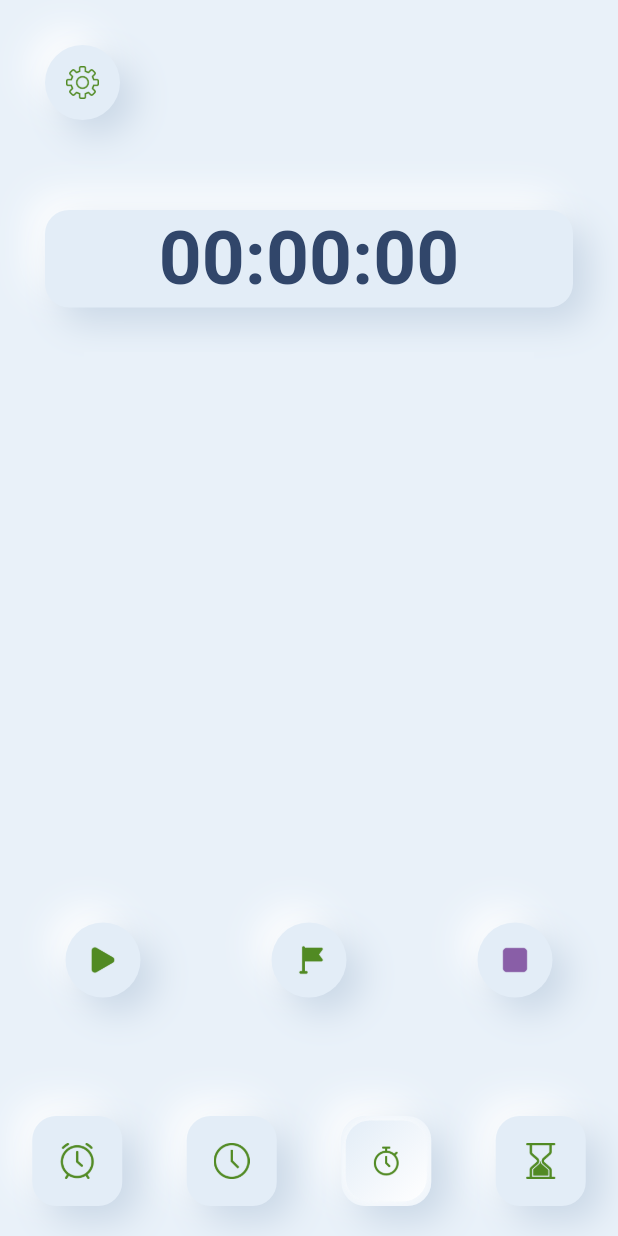
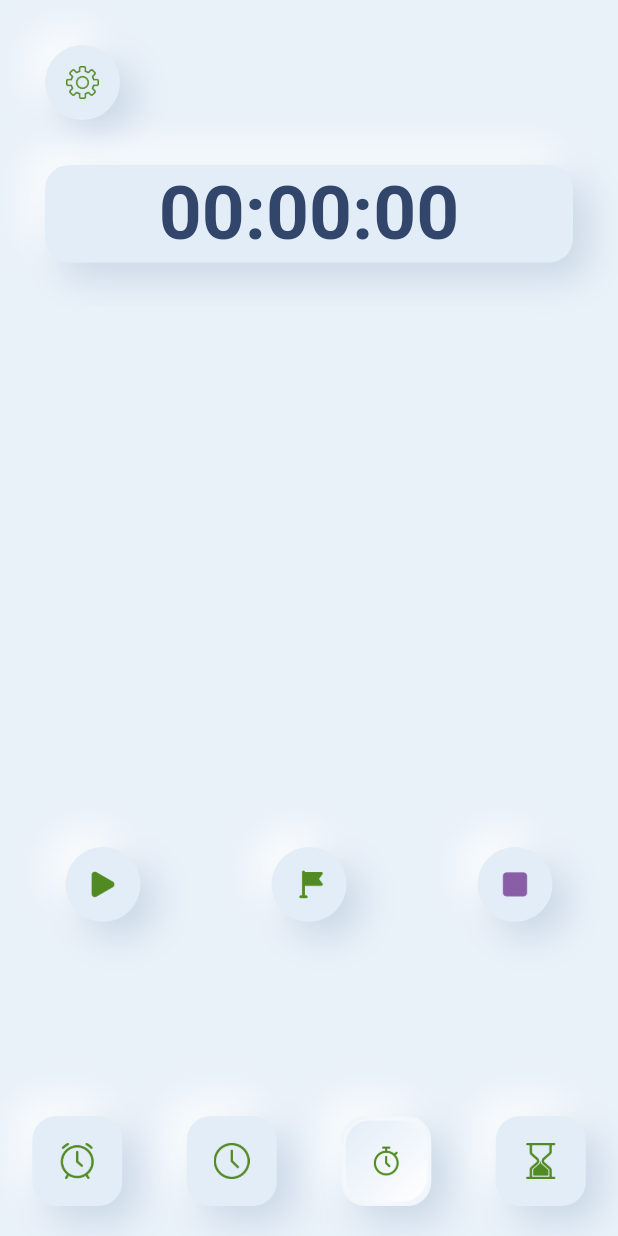
Before and after one commit to denissavishchev/the_clock, a Flutter app: the screen it shows after launch, swiped to page 3, on a phone screen of 412 x 824 dp. Run offline on Flutter 3.47's test engine with Material 2 defaults, Android fonts, the phone set to English and light mode, and no system bars; our stand-ins replace analog_clock, hive, hive_flutter, just_audio; missing offline and left inert: slide_digital_clock; accounts and stored records are empty.

Commit message:
stopper page fix

```diff
--- a/lib/pages/clock_page.dart
+++ b/lib/pages/clock_page.dart
@@ -133,7 +133,7 @@ class _ClockPageState extends State<ClockPage> {
                   final zones = box.values.toList().cast<ClockModel>();
                   return Container(
                     margin: const EdgeInsets.only(top: 35),
-                    height: size.height * 0.25,
+                    height: size.height * 0.24,
                     color: backgroundColor,
                     child: ScrollConfiguration(
                       behavior: const ScrollBehavior().copyWith(overscroll: false),
--- a/lib/pages/stop_page.dart
+++ b/lib/pages/stop_page.dart
@@ -115,7 +115,6 @@ class _StopPageState extends State<StopPage> {
                 ],
               ),
             ),
-            const SizedBox(height: 30),
             NeuRectWidget(
               padding: 12,
               child: Center(
@@ -129,7 +128,7 @@ class _StopPageState extends State<StopPage> {
               height: 30,
             ),
             Container(
-              height: 350,
+              height: MediaQuery.of(context).size.height * 0.4,
               width: 300,
               color: backgroundColor,
               child: ScrollConfiguration(
```
